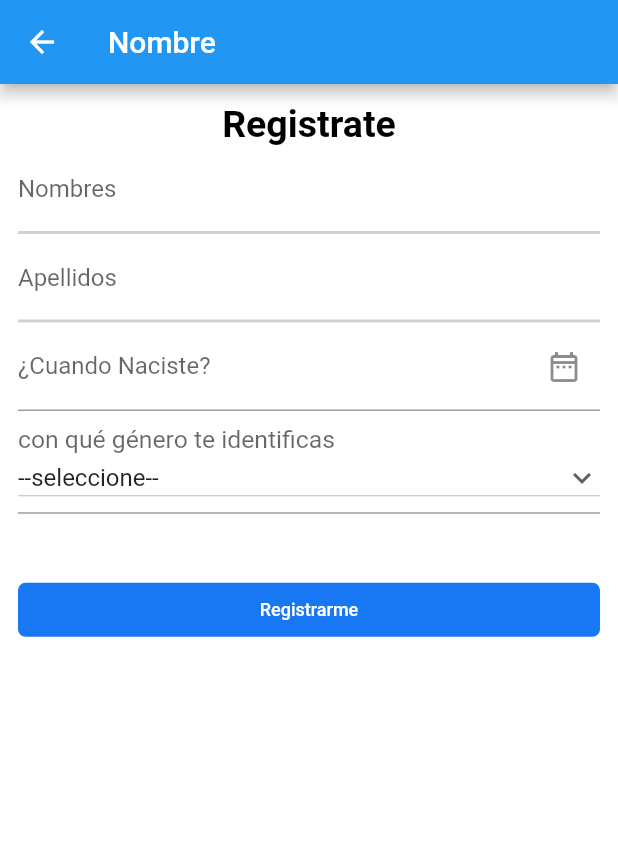
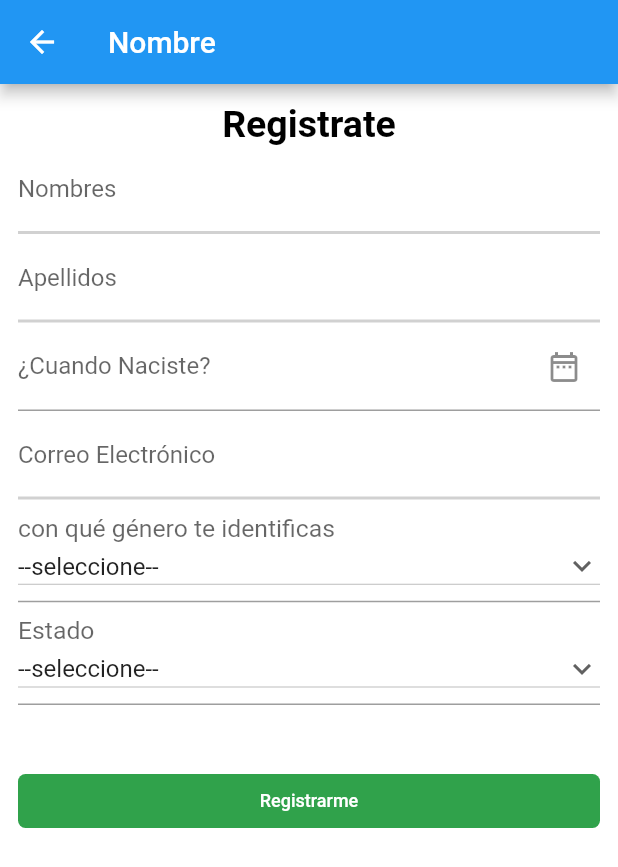
Before and after one commit to ricki2099/redsocial, a Flutter app: the RegisterView screen opened by its route, after a tap on "Siguiente", on a phone screen of 412 x 824 dp. Shown: the top 867 px of the screen. Run offline on Flutter 3.47's test engine with Material 2 defaults, Android fonts, the phone set to English and light mode, and no system bars; our stand-ins replace flutter_secure_storage; accounts and stored records are empty.

Commit message:
Se aplican varios cambios, la creación del formulario de registros

```diff
--- a/lib/app_config.dart
+++ b/lib/app_config.dart
@@ -1,3 +1,5 @@
 class AppConfig {
   static const String API_URL = 'https://gorest.co.in/public-api';
+  static const String URL_GetUserData = 'https://3c9ue18tkc.execute-api.us-west-2.amazonaws.com/getUserData';
+
 }
--- a/lib/presentation/register/create.view.dart
+++ b/lib/presentation/register/create.view.dart
@@ -12,6 +12,7 @@ class CreateView extends StatefulWidget {
 class _CreateViewState extends State<CreateView> {
 
   String _value = '-';
+  String _valueStatus = '-';
 
   final now = DateTime.now();
   String _fecha  = '';
@@ -42,7 +43,9 @@ class _CreateViewState extends State<CreateView> {
                 _textFirsName(context),
                 _textLastName(context),
                 _dateBirthday(context),
-                _crearDropdown(),
+                _textEmail(context),
+                _crearGender(),
+                _crearStatus(),
                 SizedBox(height: 40,),
                 _buttonCreate(context),
               ],
@@ -81,6 +84,21 @@ class _CreateViewState extends State<CreateView> {
     );
   }
 
+  Widget _textEmail(BuildContext context) {
+    return TextField(
+      keyboardType: TextInputType.emailAddress,
+      decoration: InputDecoration(
+        labelText: "Correo Electrónico",
+        enabledBorder: UnderlineInputBorder(
+          borderSide: BorderSide(
+            color: Color(0XFFD1D1D1),
+            width: 2
+          ),
+        )
+      ),
+    );
+  }
+
   Widget _dateBirthday(BuildContext context){
 
     //final today = new DateTime(now.year, now.month, now.day);
@@ -101,7 +119,6 @@ class _CreateViewState extends State<CreateView> {
       onTap: (){
         FocusScope.of(context).requestFocus(new FocusNode());
         _selectDate( context );
-
       },
     );
   }
@@ -136,14 +153,14 @@ class _CreateViewState extends State<CreateView> {
         borderRadius: BorderRadius.circular(5.0)
       ),
       elevation: 0.0,
-      color: Color(0XFF1877F2),
+      color: Color(0XFF30A24B),
       textColor: Colors.white,
       onPressed: (){
       },
     );
   }
 
-  Widget _crearDropdown() {
+  Widget _crearGender() {
 
     return InputDecorator(
       decoration: InputDecoration(
@@ -178,4 +195,40 @@ class _CreateViewState extends State<CreateView> {
       )
     );
   }
+
+  Widget _crearStatus() {
+
+    return InputDecorator(
+      decoration: InputDecoration(
+        labelText: 'Estado',
+        labelStyle: TextStyle(fontSize: 22),
+      ),
+      child: DropdownButton(
+        isExpanded: true,
+         isDense: true,
+         icon: Icon(Icons.keyboard_arrow_down),
+         value: _valueStatus,
+           items: [
+             DropdownMenuItem(
+               child: Text("--seleccione--"),
+               value: '-',
+             ),
+             DropdownMenuItem(
+               child: Text("Activado"),
+               value: 'Active',
+             ),
+             DropdownMenuItem(
+               child: Text("Inactivo"),
+               value: 'Inactive'
+             )
+         ],
+         onChanged: (value) {
+          setState(() {
+            _valueStatus = value;
+            print(_valueStatus);
+          });
+        }
+      )
+    );
+  }
 }
--- a/lib/presentation/register/register.view.dart
+++ b/lib/presentation/register/register.view.dart
@@ -11,15 +11,14 @@ class RegisterView extends StatelessWidget {
 
     size = MediaQuery.of(context).size.width;
 
-    return SafeArea(
-      child: Scaffold(
-        backgroundColor: Colors.white,
-        body: SingleChildScrollView(
+    return Scaffold(
+      appBar: AppBar(title: Text("Crear cuenta"),),
+      //backgroundColor: Colors.white,
+      body: SafeArea(
+        child: SingleChildScrollView(
           scrollDirection: Axis.vertical,
-          child: Stack(
-            children: [
-              Column(
-                mainAxisAlignment: MainAxisAlignment.spaceBetween,
+          child: Column(
+            //mainAxisAlignment: MainAxisAlignment.spaceBetween,
             children: [
               Padding(
                 padding: const EdgeInsets.all(10.0),
@@ -60,10 +59,8 @@ class RegisterView extends StatelessWidget {
               _textLink(context),
             ],
           ),
-            ],
         ),
       ),
-      )
     );
 
   }
```
Lines whose indentation alone changed are shown as unchanged.
